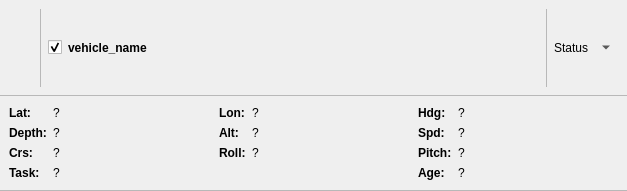
clemensd1/smarc_qgis_mission_control, file src/ui/qtdesigner/VehicleLiveViewWidget.ui: the form before one commit.
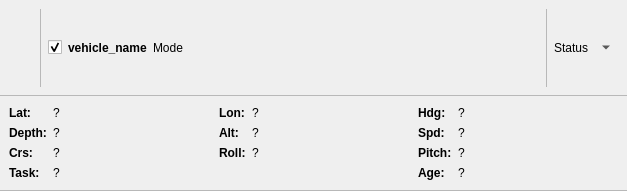
The form after the commit. Custom widgets are drawn as their Qt base class.

Commit message:
Mode label (sim/real) to vehicle widgets
Mode is propagated from the published MQTT tree through the heartBeat message to the vehicle state.

Also, status is set according to task list (no task=idle, task=running, otherwise other)

(Minor) focus on/look at vehicle button is changed.

Perhaps the \generated\ files need to be updated accordingly? I have changes to propose for that too.

```diff
--- a/src/ui/qtdesigner/VehicleLiveViewWidget.ui
+++ b/src/ui/qtdesigner/VehicleLiveViewWidget.ui
@@ -138,6 +138,13 @@
         </property>
        </widget>
       </item>
+      <item>
+       <widget class="QLabel" name="modeLabel">
+        <property name="text">
+         <string>Mode</string>
+        </property>
+       </widget>
+      </item>
       <item>
        <spacer name="horizontalSpacer_2">
         <property name="orientation">
```
The commit also changes 4 other files.
